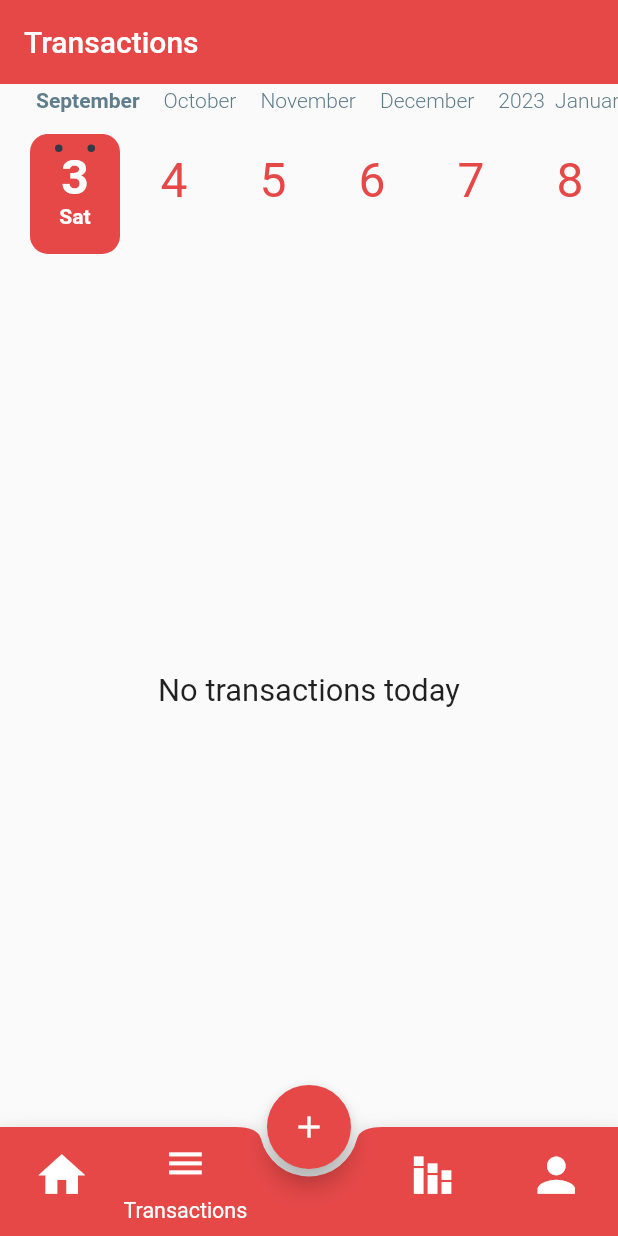
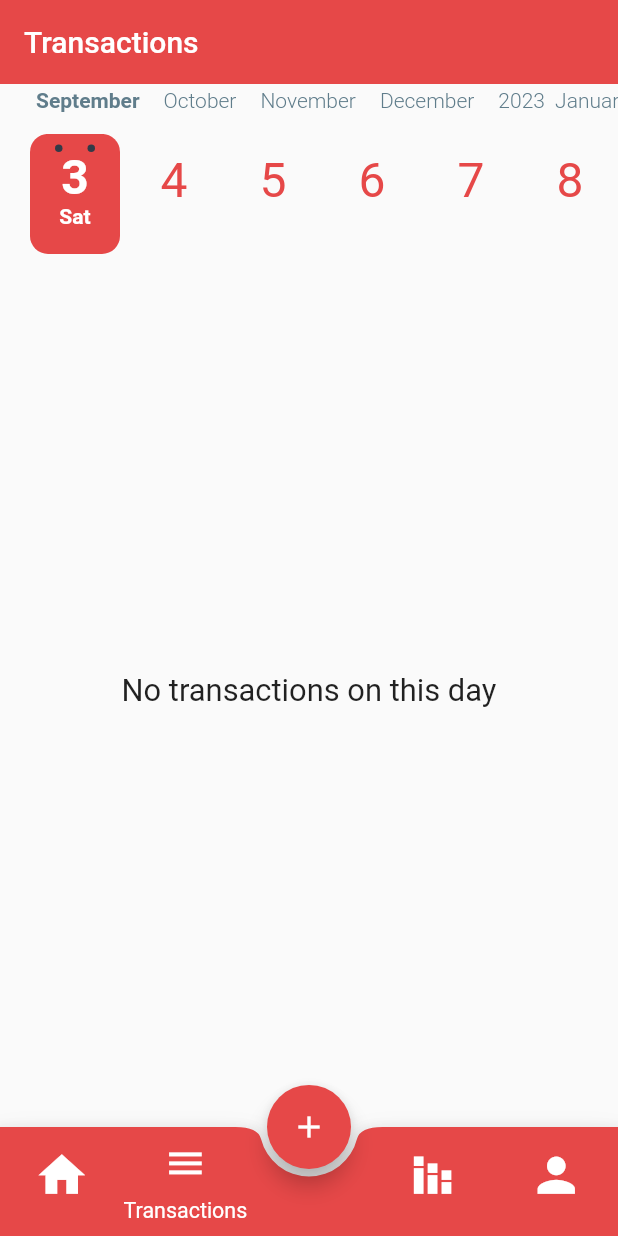
Before and after one commit to srinjoyghosh-bot/budget_app, a Flutter app: the MainScreen screen opened directly, item 2 of the bottom bar chosen, on a phone screen of 412 x 824 dp. Run offline on Flutter 3.47's test engine with Material 2 defaults, Android fonts, the phone set to English and light mode, and no system bars; drawn by our look-alikes of calendar_timeline; our stand-ins replace dio, get_it, percent_indicator, shared_preferences; accounts and stored records are empty; network calls fail.

Commit message:
complete transaction screen and fix errors

```diff
--- a/lib/services/transaction_service.dart
+++ b/lib/services/transaction_service.dart
@@ -16,6 +16,7 @@ class TransactionService {
       final result = await dio.get('${BASE_URL}transactions/get/$id',
           options: Options(headers: {'Content-Type': 'application/json'}),
           queryParameters: {'date': getFormattedTime(date)});
+      print(getFormattedTime(date));
       if (result.statusCode == 200) {
         return List<Transaction>.from(result.data['transactions']
             .map((transaction) => Transaction.fromJson(transaction)));
--- a/lib/views/transactions_screen.dart
+++ b/lib/views/transactions_screen.dart
@@ -1,4 +1,3 @@
-import 'package:budget_app/constants/enums.dart';
 import 'package:budget_app/size_config.dart';
 import 'package:budget_app/view_models/main_viewmodel.dart';
 import 'package:budget_app/views/widgets/transaction_tile.dart';
@@ -6,6 +5,7 @@ import 'package:calendar_timeline/calendar_timeline.dart';
 import 'package:flutter/material.dart';
 import 'package:provider/provider.dart';
 
+import '../constants/enums.dart';
 import '../styles.dart';
 
 class TransactionsScreen extends StatefulWidget {
@@ -25,6 +25,7 @@ class _TransactionsScreenState extends State<TransactionsScreen> {
 
   @override
   void initState() {
+    print('initstate');
     Future.delayed(Duration.zero).then((value) {
       getTransactions(DateTime.now());
     });
@@ -68,15 +69,19 @@ class _TransactionsScreenState extends State<TransactionsScreen> {
                   : _model.body!.isEmpty
                       ? Center(
                           child: Text(
-                            'No transactions today',
+                            'No transactions on this day',
                             style: TextStyle(
                                 fontSize: SizeConfig.blockSizeVertical * 2.5),
                           ),
                         )
-                      : ListView.builder(
-                          itemBuilder: (context, index) =>
-                              TransactionTile(transaction: _model.body![index]),
-                          itemCount: _model.body!.length,
+                      : Padding(
+                          padding: EdgeInsets.symmetric(
+                              horizontal: SizeConfig.blockSizeHorizontal * 5),
+                          child: ListView.builder(
+                            itemBuilder: (context, index) => TransactionTile(
+                                transaction: _model.body![index]),
+                            itemCount: _model.body!.length,
+                          ),
                         ))
         ],
       ),
```
